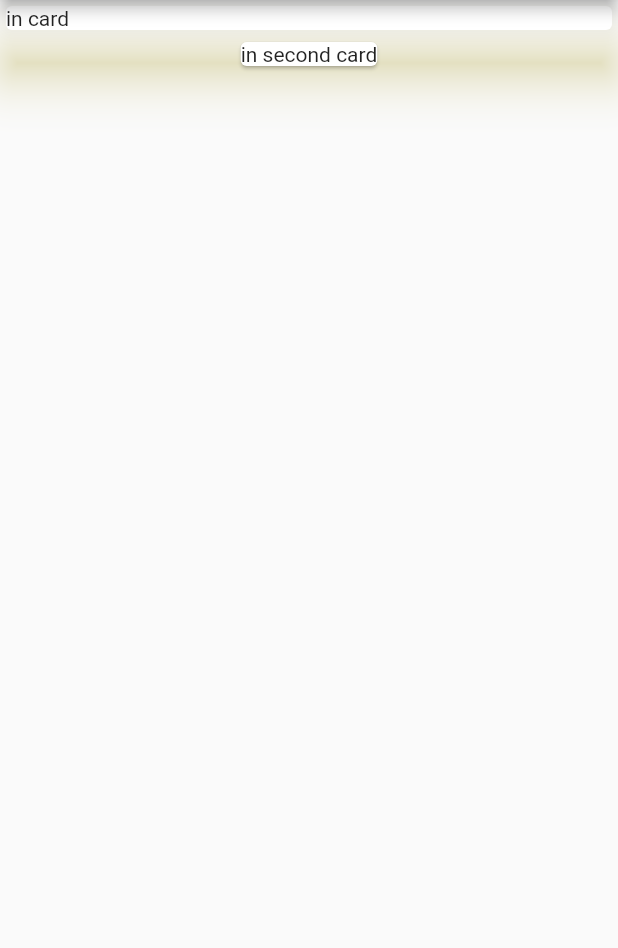
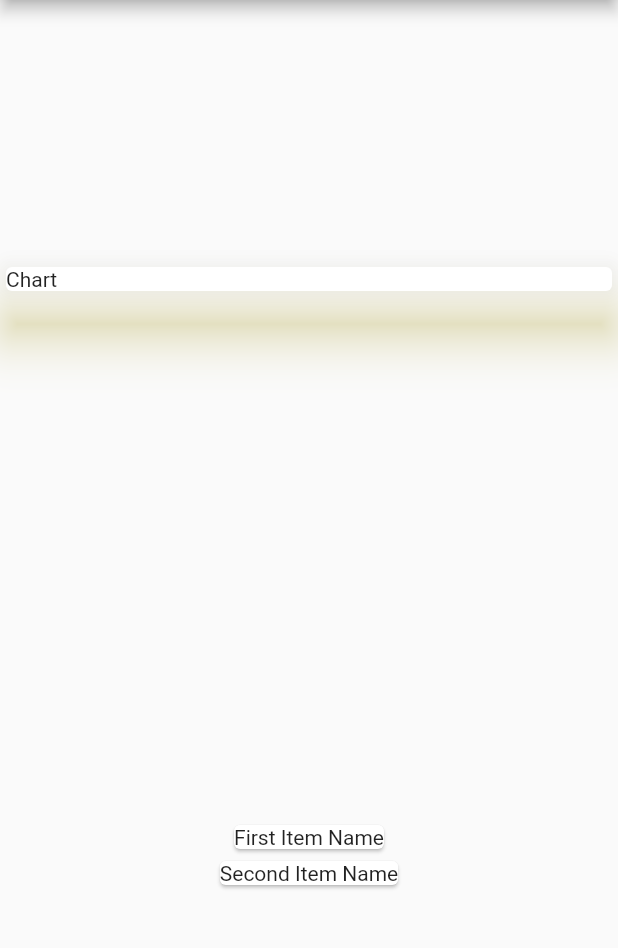
Before and after one commit to touhid-jisan/flutter-apps, a Flutter app: the screen it shows after launch, on a phone screen of 412 x 824 dp, the part 84-1032 px from its top. Run offline on Flutter 3.47's test engine with Material 2 defaults, Android fonts, the phone set to English and light mode, and no system bars.

Commit message:
Budget Manager - Transaction Blueprint added with map data

```diff
--- a/budget_manager/lib/main.dart
+++ b/budget_manager/lib/main.dart
@@ -1,4 +1,5 @@
 import 'package:flutter/material.dart';
+import './transaction.dart';
 
 void main() => runApp(MyApp());
 
@@ -13,6 +14,13 @@ class MyApp extends StatelessWidget {
 }
 
 class MyHomePage extends StatelessWidget {
+
+  final List<Transaction> transaction = [
+    Transaction(id: 'A1',title: 'First Item Name', amount: 23.32,date: DateTime.now()),
+    Transaction(id: 'A2',title: 'Second Item Name', amount: 43.55,date: DateTime.now()),
+  ];
+
+
   @override
   Widget build(BuildContext context) {
     return Scaffold(
@@ -20,18 +28,22 @@ class MyHomePage extends StatelessWidget {
         title: Text('Budget Manager'),
       ),
       body: Column(
+        mainAxisAlignment: MainAxisAlignment.spaceAround,
+        crossAxisAlignment: CrossAxisAlignment.stretch,
         children: <Widget>[
           Container(
             width: double.infinity,
             child : Card(
               shadowColor: Colors.yellow,
-              child: Text('in card'),
+              child: Text('Chart'),
               elevation: 15,
             ),
           ),
-          Card(
-            child:Text('in second card'),
-          ),
+          Column(children: transaction.map((tx) {
+            return Card(
+              child: Text(tx.title),
+            );
+          }).toList()),
         ],
       ),
     );
--- /dev/null
+++ b/budget_manager/lib/transaction.dart
@@ -0,0 +1,9 @@
+import 'package:flutter/foundation.dart';
+
+class Transaction {
+  final String id;
+  final String title;
+  final double amount;
+  final DateTime date;
+  Transaction({@required this.id,@required  this.title,@required  this.amount, @required  this.date});
+}
```
